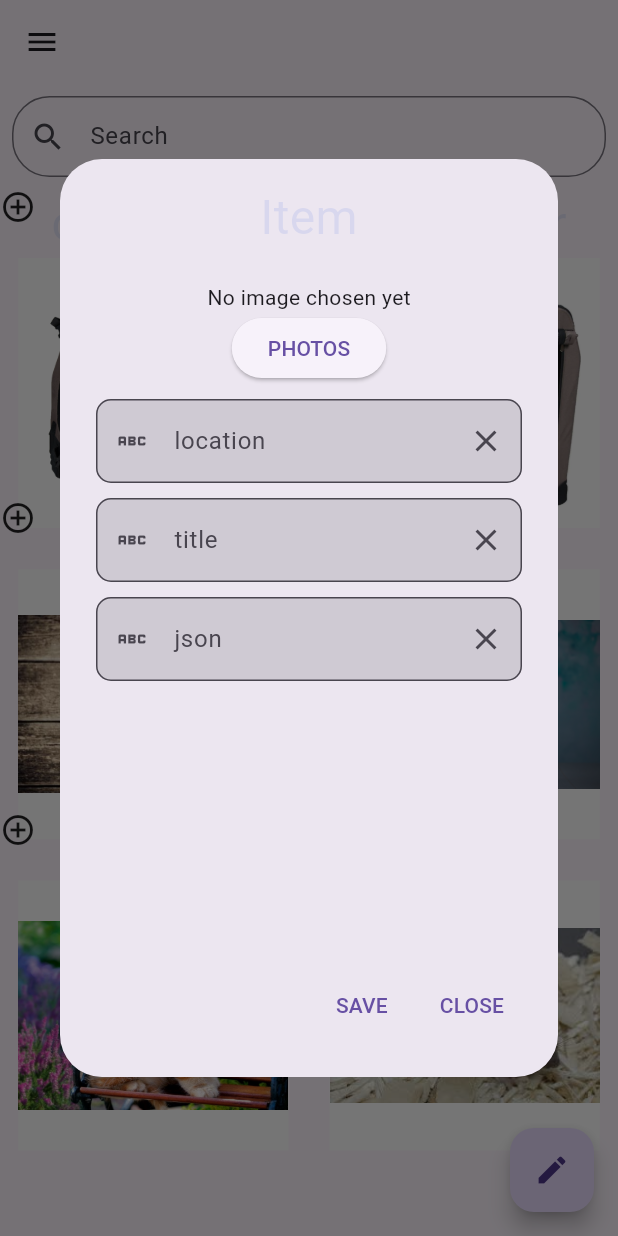
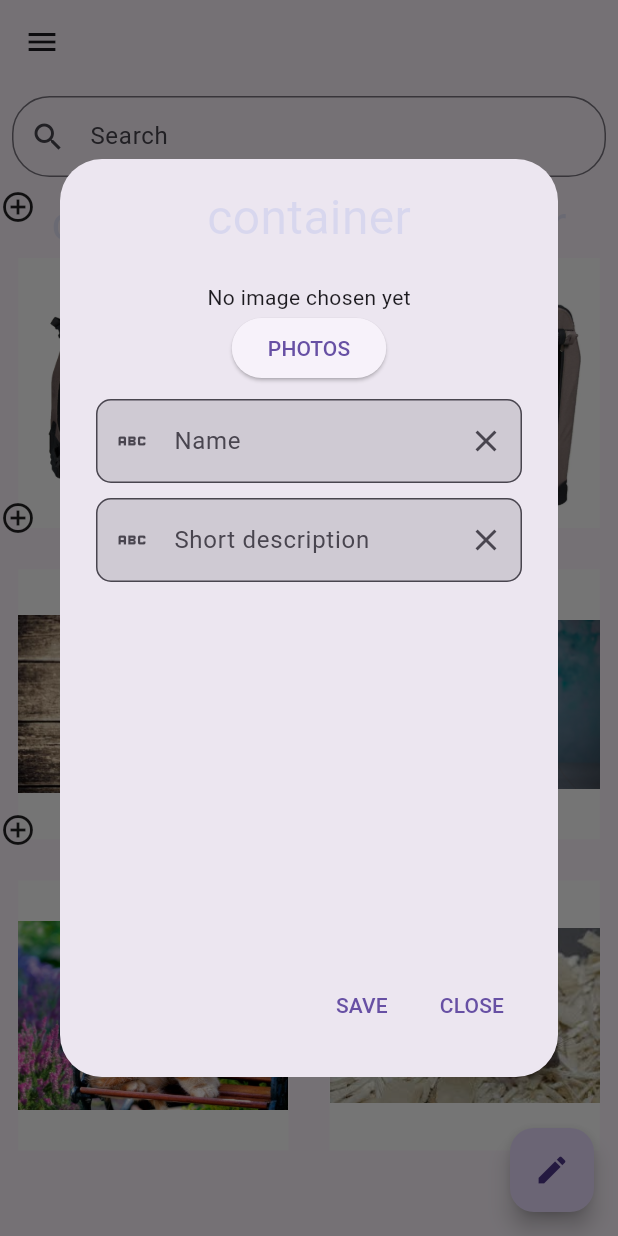
Before and after one commit to ftwr42/where_is_it_frontend, a Flutter app: the screen it shows after launch, after a tap on the "close" icon, after a tap on the "add" icon, on a phone screen of 412 x 824 dp. Run offline on Flutter 3.47's test engine with Material 3 defaults, Android fonts, the phone set to English and light mode, and no system bars; our stand-ins replace camera, get, image_picker.

Commit message:
creating items and cotainers works and refreshes in explorer

```diff
--- a/lib/aa_home/explorer/explorer_controller.dart
+++ b/lib/aa_home/explorer/explorer_controller.dart
@@ -5,17 +5,23 @@ import 'package:where_is_it/generated/assets.dart';
 class ExplorerController extends RxController {
   RxList<GridElementModel> _gridElements = RxList([
     GridElementModel(Assets.imagesHundebox1,
-        type: "container", name: "BigBox", shortDescription: "Für einen großen Hund"),
+        type: "container",
+        name: "BigBox",
+        shortDescription: "Für einen großen Hund",
+        isinid: 'storea'),
     GridElementModel(Assets.imagesHundebox2,
-        type: "container", name: "SmallBox", shortDescription: "Für einen kleinen Hund"),
+        type: "container",
+        name: "SmallBox",
+        shortDescription: "Für einen kleinen Hund",
+        isinid: 'storea'),
     GridElementModel(Assets.imagesHundSchwarz,
-        type: "item", name: "Hund", shortDescription: "Schwarzer kleiner Hund"),
+        type: "item", name: "Hund", shortDescription: "Schwarzer kleiner Hund", isinid: 'storea'),
     GridElementModel(Assets.imagesHundWeis,
-        type: "item", name: "Hund", shortDescription: "Weißer kleiner Hund"),
+        type: "item", name: "Hund", shortDescription: "Weißer kleiner Hund", isinid: 'storea'),
     GridElementModel(Assets.imagesKatze,
-        type: "item", name: "Katze", shortDescription: "Ideal für youtube"),
+        type: "item", name: "Katze", shortDescription: "Ideal für youtube", isinid: 'storea'),
     GridElementModel(Assets.imagesMaus,
-        type: "item", name: "Maus", shortDescription: "Futter für die Katze"),
+        type: "item", name: "Maus", shortDescription: "Futter für die Katze", isinid: 'storea'),
   ]);
 
   RxList<GridElementModel> get getGridElements => _gridElements;
--- a/lib/aa_home/fab/dialog/fast_item_creator.dart
+++ b/lib/aa_home/fab/dialog/fast_item_creator.dart
@@ -1,17 +1,21 @@
-import 'dart:convert';
-
 import 'package:flutter/material.dart';
-import 'package:where_is_it/aa_home/fab/dialog/fast_item_creator_state.dart';
+import 'package:get/get.dart';
+import 'package:where_is_it/aa_home/explorer/explorer_controller.dart';
+import 'package:where_is_it/aa_model/grid_element_model.dart';
 import 'package:where_is_it/aa_project_defaults/project_text_fields.dart';
 import 'package:where_is_it/aa_project_defaults/project_text_styles.dart';
-import 'package:where_is_it/zz_networkmanager/network_manager.dart';
+import 'package:where_is_it/generated/assets.dart';
 
-class FastItemCreator extends StatelessWidget {
-  FastItemCreator(BuildContext context, {super.key});
+class FastElementCreator extends StatelessWidget {
+  late String type;
+  FastElementCreator(BuildContext context, bool isItem, {super.key}) {
+    type = (isItem) ? 'item' : 'container';
+  }
 
   @override
   Widget build(BuildContext context) {
-    var state = FastItemCreatorState();
+    var textEditingControllerName = TextEditingController();
+    var textEditingControllerShortDescription = TextEditingController();
 
     var item = {};
 
@@ -35,18 +39,8 @@ class FastItemCreator extends StatelessWidget {
             ),
             Column(
               children: [
-                _propertiesInput("location", state.textEditingControllerLocation),
-                SizedBox(
-                  height: 10,
-                ),
-                _propertiesInput("title", state.textEditingControllerTitle),
-                SizedBox(
-                  height: 10,
-                ),
-                _propertiesInput("json", state.textEditingControllerJson),
-                SizedBox(
-                  height: 10,
-                ),
+                propertyWrapper("Name", textEditingControllerName),
+                propertyWrapper("Short description", textEditingControllerShortDescription),
               ],
             ),
           ],
@@ -54,12 +48,20 @@ class FastItemCreator extends StatelessWidget {
       ),
       actions: <Widget>[
         TextButton(
-          onPressed: () => {
-            item['title'] = state.textEditingControllerTitle.text,
-            item['location'] = state.textEditingControllerLocation.text,
-            item['container_id'] = "store_a",
-            state.textEditingControllerJson.text = jsonEncode(item),
-            NetworkManager.sendPostRequestItems(jsonEncode(item)),
+          onPressed: () {
+            var name = textEditingControllerName.text;
+            var shortDescription = textEditingControllerShortDescription.text;
+
+            item['name'] = name;
+            item['shortdescription'] = shortDescription;
+            item['isinid'] = "store_a"; //todo get current container id we are just in
+            // NetworkManager.sendPostRequestItems(jsonEncode(item));
+
+            var find = Get.find<ExplorerController>();
+            find.addGridModel(new GridElementModel(Assets.imagesKatze,
+                type: type, isinid: "store_a", name: name, shortDescription: shortDescription));
+
+            Navigator.of(context).pop();
           },
           child: const Text('SAVE'),
         ),
@@ -71,14 +73,23 @@ class FastItemCreator extends StatelessWidget {
     );
   }
 
-  static Widget _propertiesInput(String key, TextEditingController controller) => Container(
-        child: ProjectTextFields.textFieldCompact(key, controller),
+  Widget propertyWrapper(
+    String name,
+    TextEditingController controller,
+  ) =>
+      Column(
+        children: [
+          ProjectTextFields.textFieldCompact(name, controller),
+          const SizedBox(
+            height: 10,
+          ),
+        ],
       );
 
   Widget title() {
     var style = ProjectTextStyles.header1Style();
     return Text(
-      "Item",
+      type,
       style: style,
     );
   }
--- a/lib/aa_home/fab/dialog/fast_item_creator_state.dart
+++ /dev/null
@@ -1,8 +0,0 @@
-import 'package:flutter/material.dart';
-import 'package:where_is_it/zz_state/stateif.dart';
-
-class FastItemCreatorState extends StateIF {
-  var textEditingControllerLocation = TextEditingController();
-  var textEditingControllerTitle = TextEditingController();
-  var textEditingControllerJson = TextEditingController();
-}
--- a/lib/aa_home/fab/fab_view.dart
+++ b/lib/aa_home/fab/fab_view.dart
@@ -2,7 +2,6 @@ import 'dart:math' as math;
 
 import 'package:flutter/material.dart';
 
-import 'dialog/fast_container_creator.dart';
 import 'dialog/fast_item_creator.dart';
 
 class FabView extends StatelessWidget {
@@ -30,8 +29,7 @@ class ExpandableFab extends StatefulWidget {
   State<ExpandableFab> createState() => _ExpandableFabState();
 }
 
-class _ExpandableFabState extends State<ExpandableFab>
-    with SingleTickerProviderStateMixin {
+class _ExpandableFabState extends State<ExpandableFab> with SingleTickerProviderStateMixin {
   late final AnimationController _controller;
   late final Animation<double> _expandAnimation;
   bool _open = false;
@@ -112,9 +110,7 @@ class _ExpandableFabState extends State<ExpandableFab>
     final children = <Widget>[];
     const count = 2;
     final step = 90.0 / (count - 1);
-    for (var i = 0, angleInDegrees = 0.0;
-        i < count;
-        i++, angleInDegrees += step) {
+    for (var i = 0, angleInDegrees = 0.0; i < count; i++, angleInDegrees += step) {
       children.add(
         _ExpandingActionButton(
           directionInDegrees: 90, //todo changed angle in degress here to 90
@@ -128,8 +124,8 @@ class _ExpandableFabState extends State<ExpandableFab>
                   context: context,
                   builder: (context) {
                     return (i == 0)
-                        ? FastItemCreator(context)
-                        : FastContainerCreator(context);
+                        ? FastElementCreator(context, false)
+                        : FastElementCreator(context, true);
                   },
                 );
               },
--- a/lib/aa_model/grid_element_model.dart
+++ b/lib/aa_model/grid_element_model.dart
@@ -3,11 +3,15 @@ import 'package:flutter/material.dart';
 class GridElementModel {
   String type;
   String name;
+  String isinid;
   String shortDescription;
   late AssetImage image;
 
   GridElementModel(String imagePath,
-      {required this.type, required this.name, required this.shortDescription}) {
+      {required this.type,
+      required this.name,
+      required this.isinid,
+      required this.shortDescription}) {
     image = AssetImage(imagePath);
   }
 }
```
Also changed, not shown: lib/aa_home/fab/dialog/fast_container_creator.dart (deleted, +0 -80 lines), lib/aa_home/fab/dialog/fast_container_creator_state.dart (deleted, +0 -8 lines).
